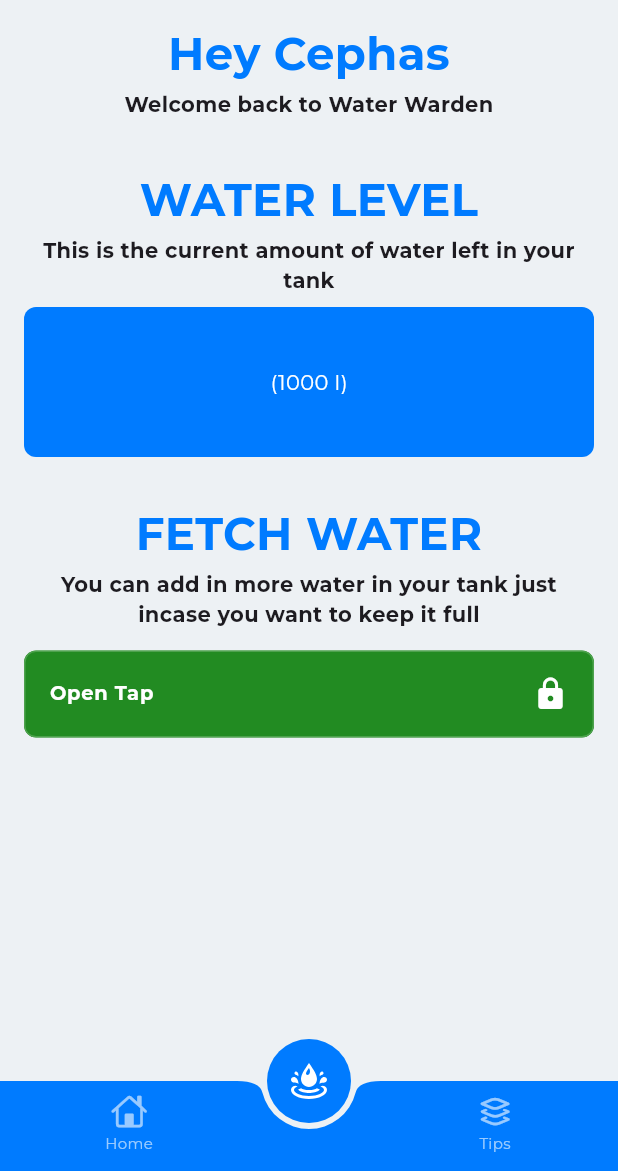
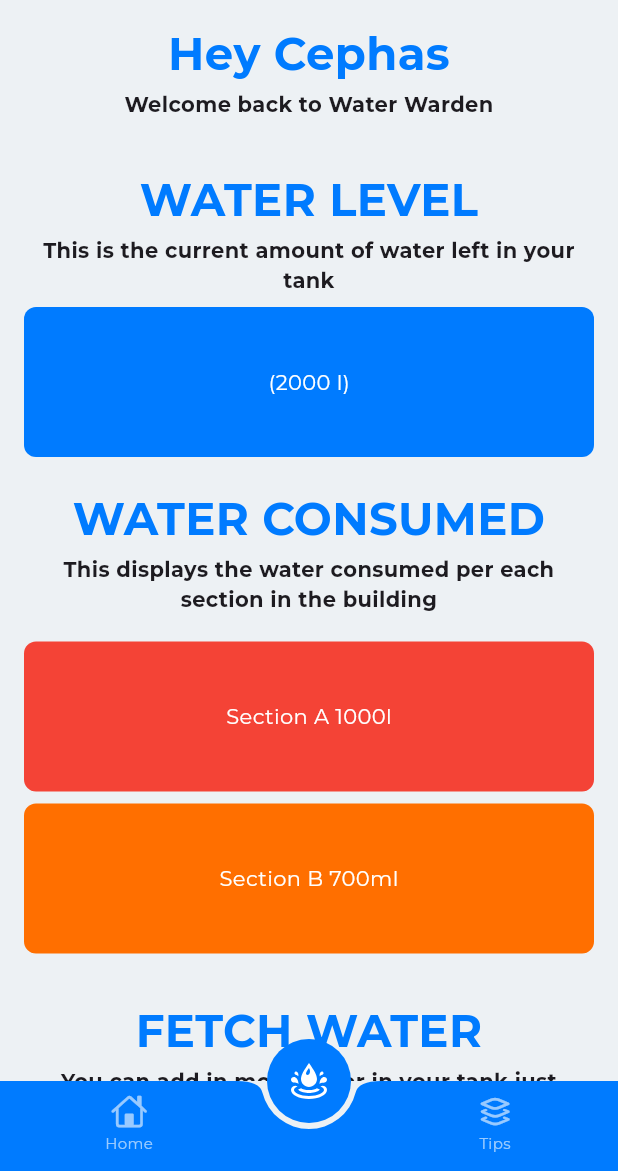
Before and after one commit to capps096github/WCMCS, a Flutter app: the screen it shows after launch, on a phone screen of 412 x 824 dp, the part 65-1236 px from its top. Run offline on Flutter 3.47's test engine with Material 3 defaults, Android fonts, the phone set to English and light mode, and no system bars; our stand-ins replace flutter_riverpod, flutter_svg, gap, go_router, google_fonts; missing offline and left inert: flextras, restart_app.

Commit message:
updated level screen

```diff
--- a/wcmcs_mobile/lib/screens/level/level_screen.dart
+++ b/wcmcs_mobile/lib/screens/level/level_screen.dart
@@ -1,3 +1,4 @@
+import '../../global/exporter.dart';
 import '../../wcmcs_exporter.dart';
 
 /// This is the water level screen
@@ -41,7 +42,58 @@
           width: 100,
           child: const Center(
             child: Text(
-              '(1000 l)',
+              '(2000 l)',
+              style: TextStyle(color: Colors.white),
+            ),
+          ),
+        ),
+        const Spacing(
+          of: 20,
+        ),
+        const BoldTileWithDescription(
+          boldTitle: BoldTitle(
+            text: 'WATER CONSUMED',
+            color: wcmcsColor,
+            fontSize: 30,
+          ),
+          description:
+              'This displays the water consumed per each section in the building',
+        ),
+        const Spacing(
+          of: 10,
+        ),
+
+         const Spacing(of: spacing8),
+        Container(
+          //radius of the container
+          decoration: const BoxDecoration(
+            borderRadius: borderRadius8,
+            color:Colors.red,
+          ),
+
+          height: 100,
+          width: 100,
+          child: const Center(
+            child: Text(
+              'Section A 1000l',
+              style: TextStyle(color: Colors.white),
+            ),
+          ),
+        ),
+
+        const Spacing(of: spacing8),
+        Container(
+          //radius of the container
+          decoration:  BoxDecoration(
+            borderRadius: borderRadius8,
+            color: Colors.amber[900],
+          ),
+
+          height: 100,
+          width: 100,
+          child: const Center(
+            child: Text(
+              'Section B 700ml',
               style: TextStyle(color: Colors.white),
             ),
           ),
@@ -66,6 +118,9 @@
           tileColor: wcmcsGreen,
           icon: Icons.lock,
         ),
+        //boxes for the water consumed per section
+
+
       ],
     );
   }
```
